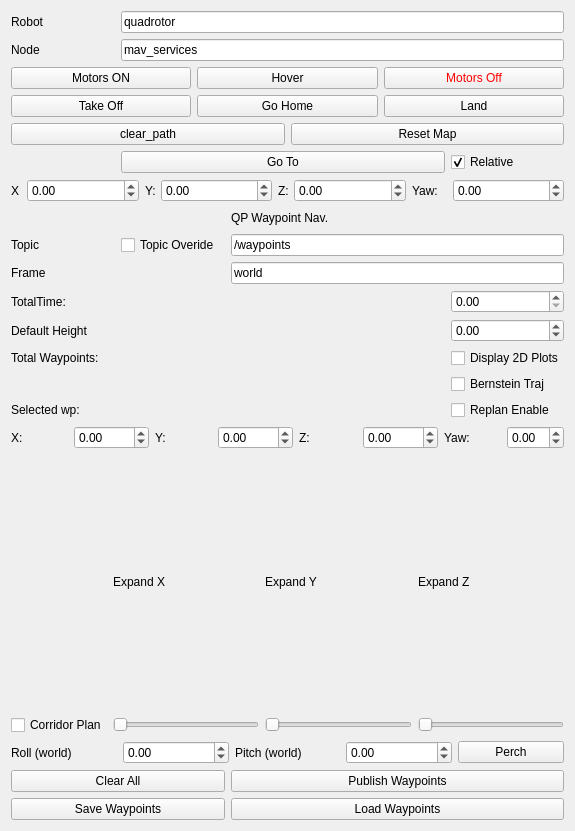
The window that waypoint_navigation_plugin/ui/WaypointNavigation.ui (arplaboratory/waypoint_navigation_plugin) describes before a commit, drawn with Qt 5.
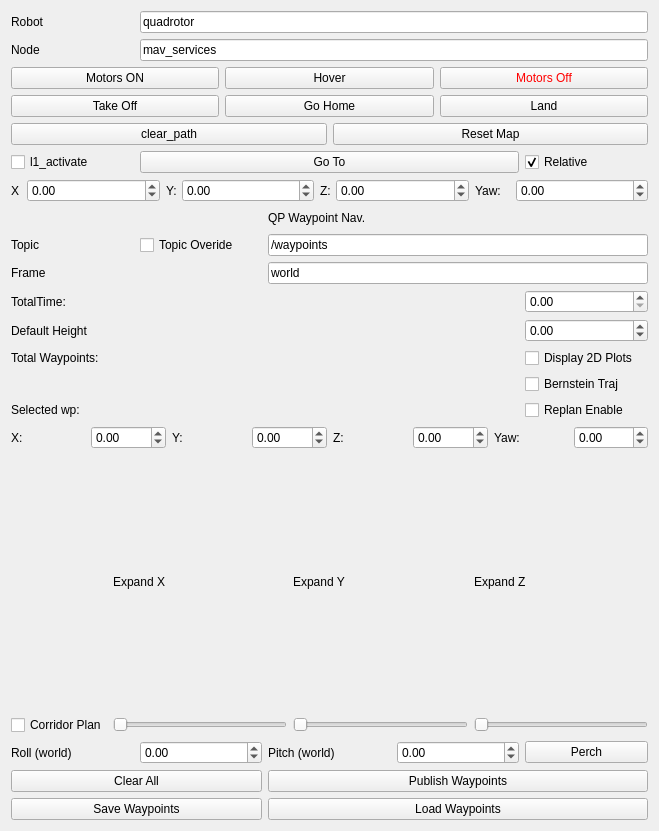
The same window after the commit.

Commit message: l1 activate button added

The edit to the form file:
```diff
--- a/waypoint_navigation_plugin/ui/WaypointNavigation.ui
+++ b/waypoint_navigation_plugin/ui/WaypointNavigation.ui
@@ -6,7 +6,7 @@
    <rect>
     <x>0</x>
     <y>0</y>
-    <width>575</width>
+    <width>659</width>
     <height>831</height>
    </rect>
   </property>
@@ -556,6 +556,13 @@
      </item>
     </layout>
    </item>
+   <item row="7" column="0">
+    <widget class="QCheckBox" name="l1_box">
+     <property name="text">
+      <string>l1_activate</string>
+     </property>
+    </widget>
+   </item>
   </layout>
  </widget>
  <resources/>
```
The commit also changes 2 other files.
